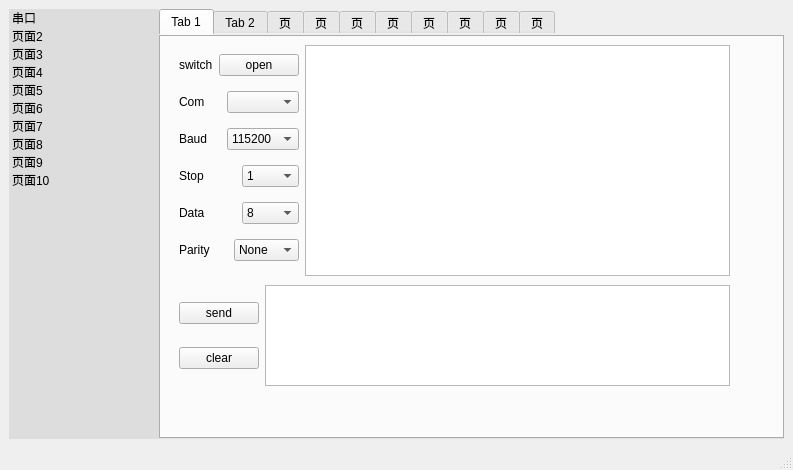
The window that project_1/mainwindow.ui (DoveOutland/Graduation_Project) describes before a commit, drawn with Qt 5.
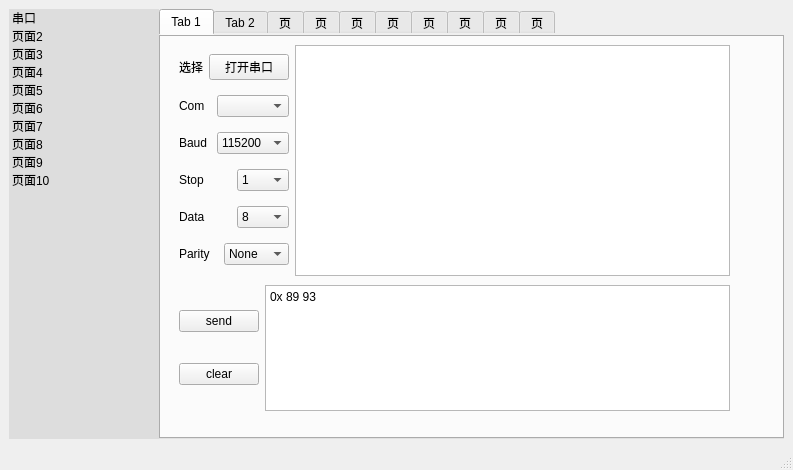
The same window after the commit.

Commit message: 串口上位机通信80%

What changed in the file:
```diff
--- a/project_1/mainwindow.ui
+++ b/project_1/mainwindow.ui
@@ -125,14 +125,17 @@
                <item>
                 <widget class="QLabel" name="label">
                  <property name="text">
-                  <string>switch</string>
+                  <string>选择</string>
                  </property>
                 </widget>
                </item>
                <item>
-                <widget class="QPushButton" name="pushButton_2">
+                <widget class="QPushButton" name="pushButton">
                  <property name="text">
-                  <string>open</string>
+                  <string>打开串口</string>
+                 </property>
+                 <property name="checkable">
+                  <bool>true</bool>
                  </property>
                 </widget>
                </item>
@@ -340,14 +343,14 @@
             <x>20</x>
             <y>250</y>
             <width>551</width>
-            <height>101</height>
+            <height>126</height>
            </rect>
           </property>
           <layout class="QHBoxLayout" name="horizontalLayout_11">
            <item>
             <layout class="QVBoxLayout" name="verticalLayout_2">
              <item>
-              <widget class="QPushButton" name="pushButton">
+              <widget class="QPushButton" name="pushButton_2">
                <property name="text">
                 <string>send</string>
                </property>
@@ -363,7 +366,15 @@
             </layout>
            </item>
            <item>
-            <widget class="QTextEdit" name="textEdit"/>
+            <widget class="QTextEdit" name="textEdit">
+             <property name="html">
+              <string>&lt;!DOCTYPE HTML PUBLIC &quot;-//W3C//DTD HTML 4.0//EN&quot; &quot;http://www.w3.org/TR/REC-html40/strict.dtd&quot;&gt;
+&lt;html&gt;&lt;head&gt;&lt;meta name=&quot;qrichtext&quot; content=&quot;1&quot; /&gt;&lt;style type=&quot;text/css&quot;&gt;
+p, li { white-space: pre-wrap; }
+&lt;/style&gt;&lt;/head&gt;&lt;body style=&quot; font-family:'SimSun'; font-size:9pt; font-weight:400; font-style:normal;&quot;&gt;
+&lt;p style=&quot; margin-top:0px; margin-bottom:0px; margin-left:0px; margin-right:0px; -qt-block-indent:0; text-indent:0px;&quot;&gt;0x 89 93&lt;/p&gt;&lt;/body&gt;&lt;/html&gt;</string>
+             </property>
+            </widget>
            </item>
           </layout>
          </widget>
```
Left out of the diff: 2 changed lines with no effect on the pictures. The commit also changes 8 other files.
